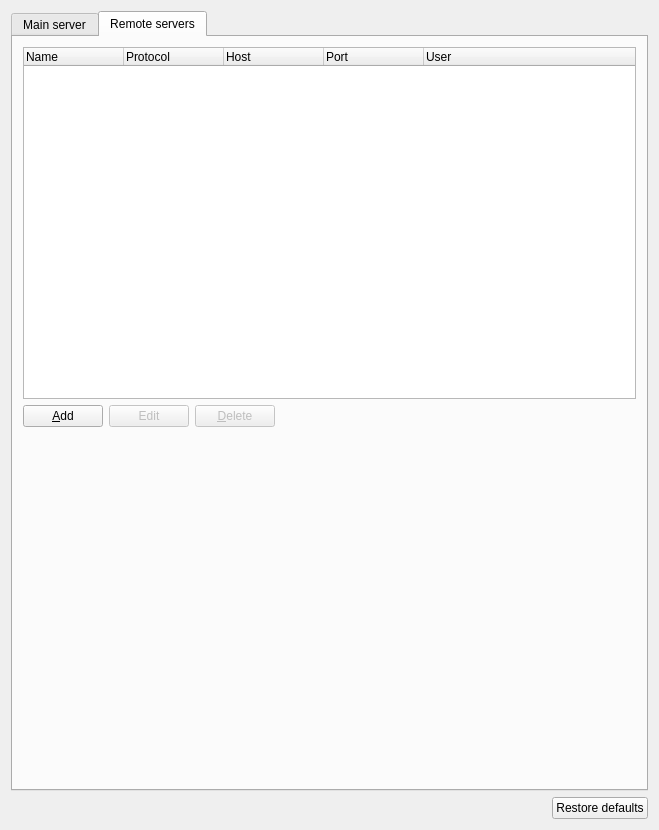
This is gns3/ui/server_preferences_page.ui in GNS3/gns3-gui as Qt 5 draws it before an edit. The edited form follows.
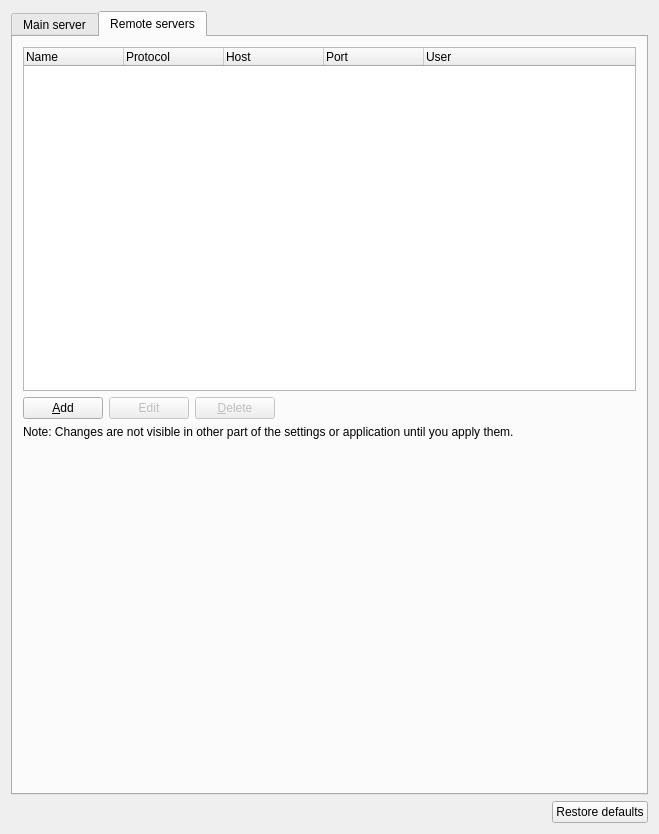
This is the edited form. The open tabs and pages were chosen to show the change.

Commit message:
Add a notice about the fact you need to apply server settings
Fix #1952

```diff
--- a/gns3/ui/server_preferences_page.ui
+++ b/gns3/ui/server_preferences_page.ui
@@ -7,7 +7,7 @@
     <x>0</x>
     <y>0</y>
     <width>659</width>
-    <height>830</height>
+    <height>834</height>
    </rect>
   </property>
   <property name="sizePolicy">
@@ -517,7 +517,7 @@
          </item>
         </layout>
        </item>
-       <item row="2" column="0">
+       <item row="3" column="0">
         <spacer name="verticalSpacer_3">
          <property name="orientation">
           <enum>Qt::Vertical</enum>
@@ -530,6 +530,13 @@
          </property>
         </spacer>
        </item>
+       <item row="2" column="0">
+        <widget class="QLabel" name="label_7">
+         <property name="text">
+          <string>Note: Changes are not visible in other part of the settings or application until you apply them.</string>
+         </property>
+        </widget>
+       </item>
       </layout>
       <zorder>uiRemoteServersTreeWidget</zorder>
       <zorder>verticalSpacer_3</zorder>
```
Left out of the diff: 23 changed lines with no effect on the pictures. The commit also changes 2 other files.
